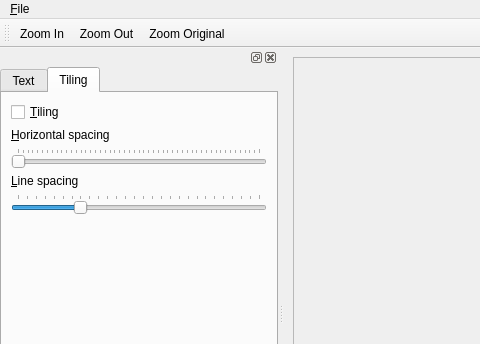
The window that mainwindow.ui (hydrargyrum/kelpmark) describes before a commit, drawn with Qt 5; both pictures show x 0 to 480 and y 0 to 344 of the 800 by 600 pixel window.
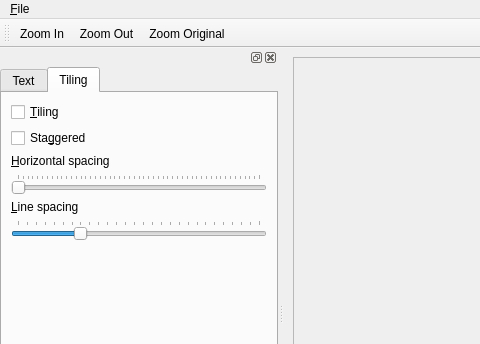
The same window after the commit. The open tabs and pages were chosen to show the change.

Commit message: add option for staggered tiling

The edit to the form file:
```diff
--- a/mainwindow.ui
+++ b/mainwindow.ui
@@ -239,6 +239,13 @@
            </property>
           </widget>
          </item>
+         <item>
+          <widget class="QCheckBox" name="staggeredBox">
+           <property name="text">
+            <string>Sta&amp;ggered</string>
+           </property>
+          </widget>
+         </item>
          <item>
           <widget class="QLabel" name="label_5">
            <property name="text">
```
The commit also changes 1 other file.
